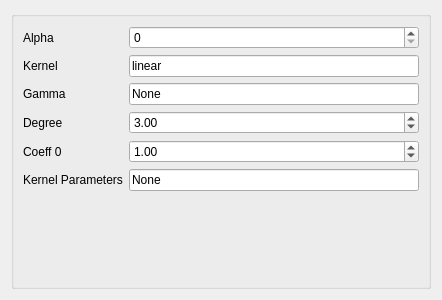
This is ui/KRR.ui in tisaconundrum2/PySAT-GUI as Qt 5 draws it before an edit. The edited form follows.
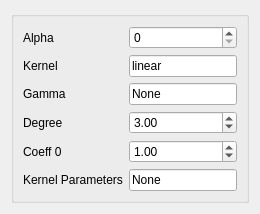
This is the edited form.

The edit to the form file:
```diff
--- a/ui/KRR.ui
+++ b/ui/KRR.ui
@@ -2,14 +2,6 @@
 <ui version="4.0">
  <class>Form</class>
  <widget class="QWidget" name="Form">
-  <property name="geometry">
-   <rect>
-    <x>0</x>
-    <y>0</y>
-    <width>442</width>
-    <height>300</height>
-   </rect>
-  </property>
   <property name="sizePolicy">
    <sizepolicy hsizetype="Ignored" vsizetype="Ignored">
     <horstretch>0</horstretch>
```
